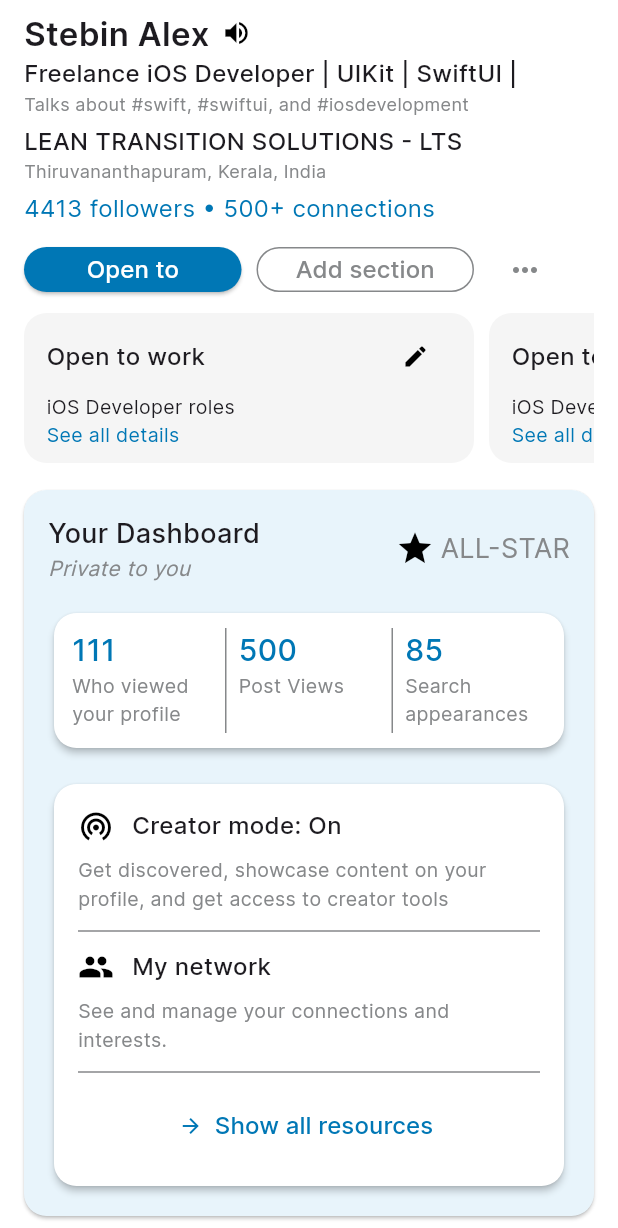
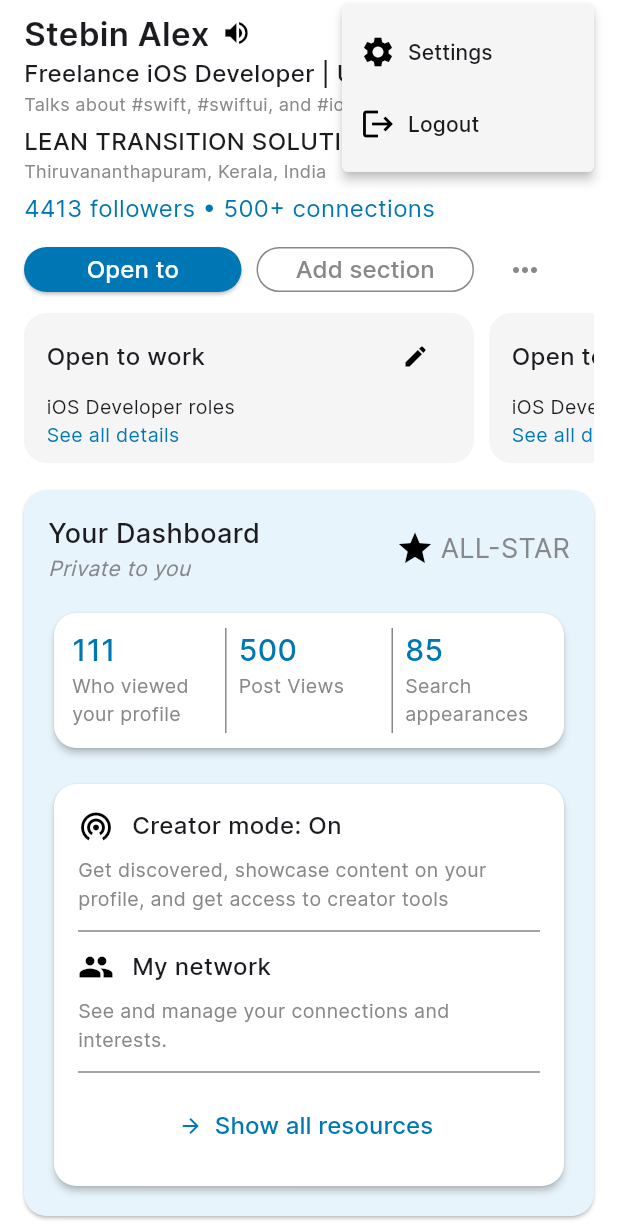
Before and after one commit to lasanthapradeep7/LinkedIn_Clone, a Flutter app: the UserProfileView screen opened directly, scrolled down 198 dp, after a tap on the "edit" icon, on a phone screen of 412 x 824 dp, the part 8-1236 px from its top. Run offline on Flutter 3.47's test engine with Material 3 defaults, Android fonts, the phone set to English and light mode, and no system bars; our stand-ins replace shared_preferences, smooth_page_indicator; accounts and stored records are empty.

Commit message:
Implement user authentication with signup and login functionality, integrate SharedPreferences for credential storage, add dashboard color constant and update UI components.

```diff
--- a/analysis_options.yaml
+++ b/analysis_options.yaml
@@ -7,6 +7,9 @@
 
 # The following line activates a set of recommended lints for Flutter apps,
 # packages, and plugins designed to encourage good coding practices.
+analyzer:
+  errors:
+    use_build_context_synchronously: ignore
 include: package:flutter_lints/flutter.yaml
 
 linter:
--- a/lib/constants/colors.dart
+++ b/lib/constants/colors.dart
@@ -4,3 +4,4 @@ const Color primaryColor = Color(0xFF0077b5);
 const Color secondaryColor = Color(0xFF86888a);
 const Color thirdColor = Color(0xFFF5F5F5);
 const Color iconColor = Color(0xFFc0e3ef);
+const Color dashBoardColor = Color(0xFFE8F4FB);
--- a/lib/main.dart
+++ b/lib/main.dart
@@ -1,4 +1,5 @@
 import 'package:flutter/material.dart';
+import 'package:linkedin_clone/views/login_view.dart';
 import 'package:linkedin_clone/views/main_view.dart';
 import 'package:provider/provider.dart';
 import 'package:linkedin_clone/view_models/onboarding_view_model.dart';
@@ -39,6 +40,7 @@ class MyApp extends StatelessWidget {
               : const OnboardingView();
         },
       ),
+      routes: {'/login': (context) => LoginView()},
     );
   }
 }
--- a/lib/views/main_view.dart
+++ b/lib/views/main_view.dart
@@ -27,6 +27,7 @@ class _MainViewState extends State<MainView> {
   @override
   Widget build(BuildContext context) {
     return Scaffold(
+      backgroundColor: Colors.white,
       appBar: AppBar(
         leading: null,
         automaticallyImplyLeading: false,
--- a/lib/views/onboarding_view.dart
+++ b/lib/views/onboarding_view.dart
@@ -38,13 +38,13 @@ class _OnboardingViewState extends State<OnboardingView> {
         // If on last page, go back to first page
         _controller.animateToPage(
           0,
-          duration: const Duration(milliseconds: 700),
+          duration: const Duration(milliseconds: 800),
           curve: Curves.easeInOut,
         );
       } else {
         // Otherwise, move to the next page
         _controller.nextPage(
-          duration: const Duration(milliseconds: 700),
+          duration: const Duration(milliseconds: 800),
           curve: Curves.easeInOut,
         );
       }
--- a/lib/widgets/dashboard_card.dart
+++ b/lib/widgets/dashboard_card.dart
@@ -10,7 +10,7 @@ class DashboardCard extends StatelessWidget {
   @override
   Widget build(BuildContext context) {
     return Card(
-      color: const Color(0xFFE8F4FB),
+      color: dashBoardColor,
       margin: const EdgeInsets.symmetric(horizontal: 16, vertical: 8),
       shape: RoundedRectangleBorder(borderRadius: BorderRadius.circular(15)),
       child: Column(
--- a/lib/widgets/profile_header.dart
+++ b/lib/widgets/profile_header.dart
@@ -1,4 +1,6 @@
 import 'package:flutter/material.dart';
+import 'package:provider/provider.dart';
+import 'package:linkedin_clone/view_models/auth_viewmodel.dart';
 import 'package:linkedin_clone/models/user_profile_model.dart';
 import '../constants/colors.dart';
 
@@ -9,6 +11,8 @@ class ProfileHeader extends StatelessWidget {
 
   @override
   Widget build(BuildContext context) {
+    final authViewModel = Provider.of<AuthViewModel>(context, listen: false);
+
     return Stack(
       children: [
         // Cover photo
@@ -56,15 +60,46 @@ class ProfileHeader extends StatelessWidget {
             ],
           ),
         ),
-        // Edit icon for profile details
+        // Edit icon for profile details with popup menu
         Positioned(
           top: 170,
           right: 16,
-          child: IconButton(
-            onPressed: () {
-              // Action
+          child: PopupMenuButton<String>(
+            color: thirdColor,
+            onSelected: (value) async {
+              if (value == 'settings') {
+                // Navigate to settings page
+                Navigator.pushNamed(context, '/settings');
+              } else if (value == 'logout') {
+                // Perform logout
+                await authViewModel.logout();
+                Navigator.pushReplacementNamed(context, '/login');
+              }
             },
             icon: Icon(Icons.edit, color: secondaryColor),
+            itemBuilder:
+                (context) => [
+                  PopupMenuItem(
+                    value: 'settings',
+                    child: Row(
+                      children: const [
+                        Icon(Icons.settings, color: Colors.black),
+                        SizedBox(width: 8),
+                        Text('Settings'),
+                      ],
+                    ),
+                  ),
+                  PopupMenuItem(
+                    value: 'logout',
+                    child: Row(
+                      children: const [
+                        Icon(Icons.logout, color: Colors.black),
+                        SizedBox(width: 8),
+                        Text('Logout'),
+                      ],
+                    ),
+                  ),
+                ],
           ),
         ),
 
--- a/pubspec.yaml
+++ b/pubspec.yaml
@@ -36,6 +36,7 @@ dependencies:
   cupertino_icons: ^1.0.8
   smooth_page_indicator: ^1.2.1
   provider: ^6.1.1
+  shared_preferences: ^2.5.3
 
 dev_dependencies:
   flutter_test:
```
Also changed, not shown: lib/view_models/auth_viewmodel.dart (+42 -11 lines), lib/views/login_view.dart (+11 -5 lines), lib/views/signup_view.dart (+19 -6 lines), pubspec.lock, 1 other file.
